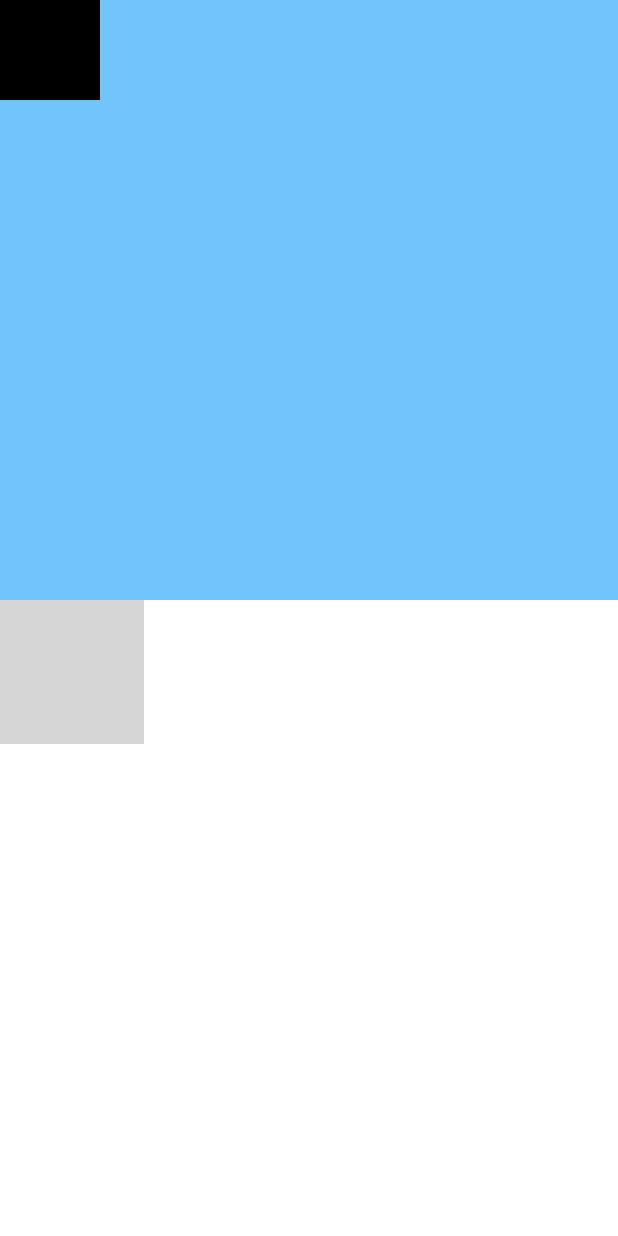
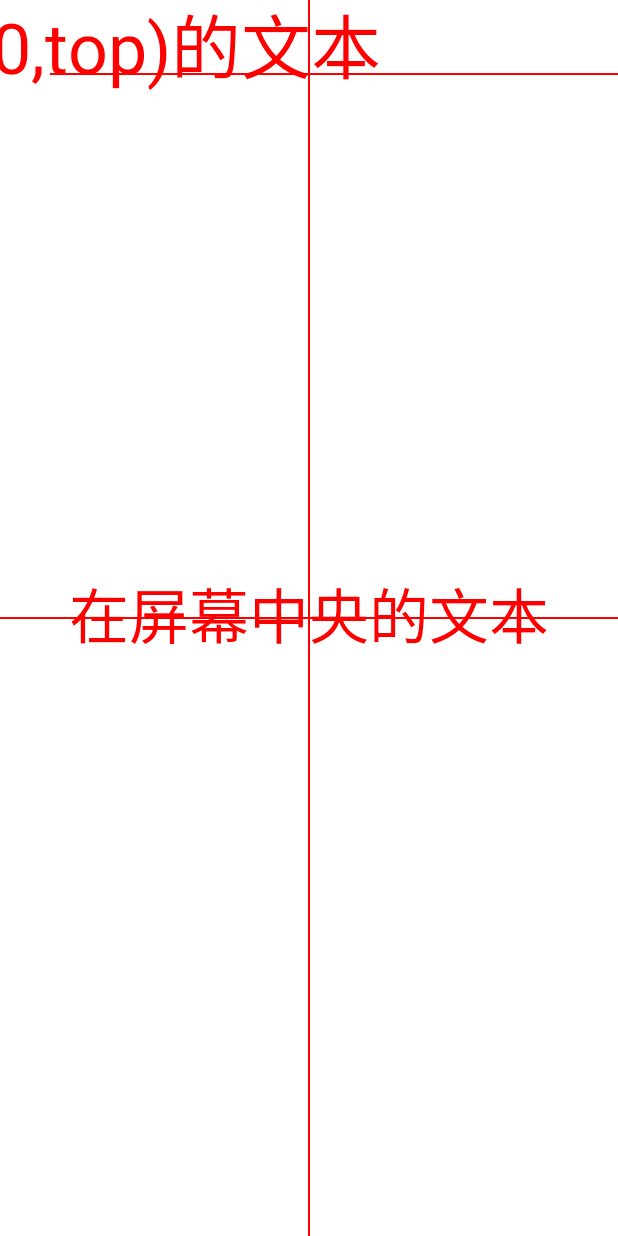
Before and after one commit to M-Ellen/Frameworks, an Android app: the PaintActivity screen opened directly, with no data from a screen before it, on a phone screen of 412 x 824 dp. Run offline under Robolectric (Android 15) with nearby library versions, the light colour scheme and no system bars; grey boxes are pictures that could not be loaded.

Commit message:
update code

```diff
--- a/app/src/main/java/com/gotechcn/frameworks/customview/PaintActivity.java
+++ b/app/src/main/java/com/gotechcn/frameworks/customview/PaintActivity.java
@@ -2,9 +2,7 @@ package com.gotechcn.frameworks.customview;
 
 
 import android.app.Activity;
-import android.graphics.Matrix;
 import android.os.Bundle;
-import android.widget.ImageView;
 
 import com.gotechcn.frameworks.R;
 
@@ -18,15 +16,15 @@ public class PaintActivity extends Activity {
         super.onCreate(savedInstanceState);
         setContentView(R.layout.activity_paint);
 
-        ImageView imageView = (ImageView) findViewById(R.id.iv_matrix);
-
-        ImageView.ScaleType scaleType = imageView.getScaleType();
-        imageView.setScaleType(ImageView.ScaleType.MATRIX);
-
-        ImageView.ScaleType scaleType1 = imageView.getScaleType();
-        Matrix matrix = new Matrix();
-        matrix.setRotate(30);
-        imageView.setImageMatrix(matrix);
+//        ImageView imageView = (ImageView) findViewById(R.id.iv_matrix);
+//
+//        ImageView.ScaleType scaleType = imageView.getScaleType();
+//        imageView.setScaleType(ImageView.ScaleType.MATRIX);
+//
+//        ImageView.ScaleType scaleType1 = imageView.getScaleType();
+//        Matrix matrix = new Matrix();
+//        matrix.setRotate(30);
+//        imageView.setImageMatrix(matrix);
 
     }
 }
--- a/app/src/main/java/com/gotechcn/frameworks/customview/TestPaint.java
+++ b/app/src/main/java/com/gotechcn/frameworks/customview/TestPaint.java
@@ -4,6 +4,7 @@ import java.util.Locale;
 
 import com.gotechcn.frameworks.R;
 
+import android.annotation.TargetApi;
 import android.content.Context;
 import android.graphics.Bitmap;
 import android.graphics.BitmapFactory;
@@ -23,6 +24,7 @@ import android.graphics.RadialGradient;
 import android.graphics.Shader;
 import android.graphics.SweepGradient;
 import android.graphics.Typeface;
+import android.os.Build;
 import android.support.annotation.Nullable;
 import android.util.AttributeSet;
 import android.view.View;
@@ -104,7 +106,7 @@ public class TestPaint extends View{
 
     private void testText(Canvas canvas) {
 
-        testDrawText(canvas);
+//        testDrawText(canvas);
 
 //        testTypeface(canvas);
 
@@ -115,7 +117,7 @@ public class TestPaint extends View{
 //        testTextLocale(canvas);
 
 //        testTextPosition(canvas);
-//        testTextPos(canvas);
+        fitTextPosition(canvas);
 
     }
 
@@ -569,12 +571,20 @@ public class TestPaint extends View{
         mTestPaint.reset();
         mTestPaint.setTextSize(40);
 
-        mTestPaint.setLetterSpacing(1);
+        /**
+         * api > 21,才有改方法
+         */
+        if (Build.VERSION.SDK_INT >= Build.VERSION_CODES.LOLLIPOP) {
+            mTestPaint.setLetterSpacing(1);
+        }
         canvas.drawText("有间距的文本", 50, 400, mTestPaint);
 
         //重置画笔
         mTestPaint.reset();
-        mTestPaint.setLetterSpacing(0);
+
+        if (Build.VERSION.SDK_INT >= Build.VERSION_CODES.LOLLIPOP) {
+            mTestPaint.setLetterSpacing(0);
+        }
         mTestPaint.setTextSize(40);
 
         //设置文本阴影
@@ -750,7 +760,7 @@ public class TestPaint extends View{
     }
 
 
-    private void testTextPos(Canvas canvas){
+    private void fitTextPosition(Canvas canvas){
 
         /**
          * 解决这2个问题
@@ -776,9 +786,8 @@ public class TestPaint extends View{
 //        canvas.drawText(text, getWidth()/2 - textRect.width()/2, getHeight()/2 + textRect.height()/2, mTestPaint);
 
 
-//        mTestPaint.setColor(Color.RED);
-//        mTestPaint.setStrokeWidth(4);
-//
+        mTestPaint.setColor(Color.RED);
+        mTestPaint.setStrokeWidth(2);
         canvas.drawLine(50, Math.abs(top), getWidth(), Math.abs(top),mTestPaint);//第一个问题的参考线
         canvas.drawLine(0, getHeight()/2, getWidth(), getHeight()/2,mTestPaint);//第二个问题的参考线
         canvas.drawLine(getWidth()/2, 0, getWidth()/2, getHeight(),mTestPaint);
--- a/app/src/main/res/layout/activity_paint.xml
+++ b/app/src/main/res/layout/activity_paint.xml
@@ -5,10 +5,9 @@
     android:layout_width="match_parent"
     android:orientation="vertical"
     android:layout_height="match_parent">
-<!--
     <com.gotechcn.frameworks.customview.TestPaint
     android:layout_width="match_parent"
-    android:layout_height="match_parent"/>-->
+    android:layout_height="match_parent"/>
 
 <!--    <com.gotechcn.frameworks.customview.TestPathEffec
     android:layout_width="match_parent"
@@ -29,7 +28,7 @@
         android:layout_height="match_parent" />
 -->
 
-    <com.gotechcn.frameworks.customview.TestMatrix
+<!--    <com.gotechcn.frameworks.customview.TestMatrix
         android:background="@color/bg_color_blue"
         android:layout_width="match_parent"
         android:layout_height="400dp" />
@@ -38,5 +37,5 @@
         android:id="@+id/iv_matrix"
         android:src="@mipmap/timg"
         android:layout_width="wrap_content"
-        android:layout_height="wrap_content" />
+        android:layout_height="wrap_content" />-->
 </LinearLayout>
```
Also changed, not shown: app/src/main/java/com/gotechcn/frameworks/customview/TestPath.java (+7 -14 lines), app/src/main/res/layout/activity_cancas.xml (+6 -6 lines).
